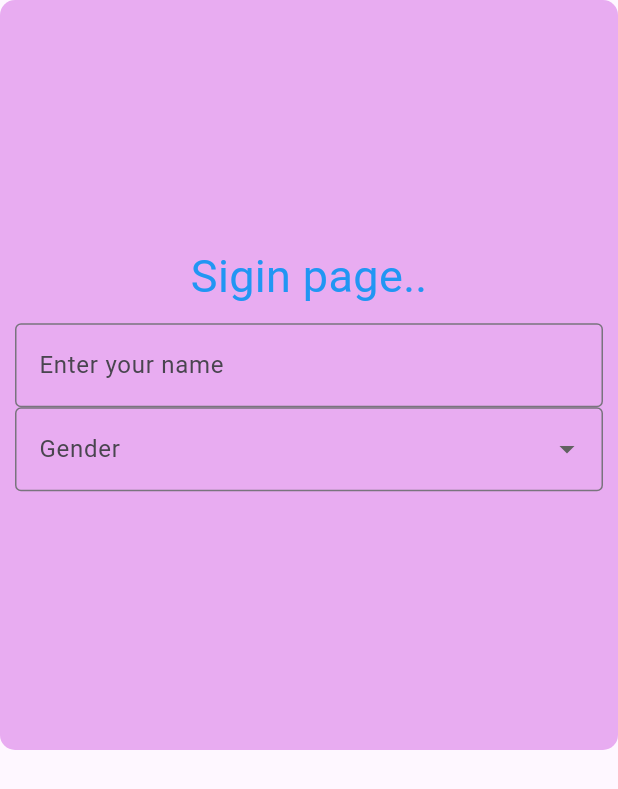
After one commit to Rajeshjoesph/Flutter_sample_project, a Flutter app: the screen it shows after launch, after a tap on "Sales Report", on a phone screen of 412 x 824 dp. The commit adds this screen. Shown: the top 789 px of the screen. Run offline on Flutter 3.47's test engine with Material 3 defaults, Android fonts, the phone set to English and light mode, and no system bars; our stand-ins replace fl_chart.

Commit message:
feat: add sign up page

```diff
--- a/lib/main.dart
+++ b/lib/main.dart
@@ -9,6 +9,7 @@ import 'homePage.dart';
 import 'aboutPage.dart';
 import 'contactPage.dart';
 import 'navbar.dart';
+import 'widget/signUp_page.dart';
 
 void main() {
   runApp(MyApp());
@@ -24,6 +25,7 @@ class MyApp extends StatelessWidget {
         "/": (context) => HomePage(),
         "/about": (context) => AboutPage(),
         "/contact": (context) => UserFormPage(),
+        "/SiginUpPage": (context) => SiginUpPage()
       },
       debugShowCheckedModeBanner: false,
     );
--- a/lib/widget/side_bar.dart
+++ b/lib/widget/side_bar.dart
@@ -58,7 +58,7 @@ class SideBar extends StatelessWidget {
                   fontSize: 18,
                 )),
             onTap: () => {
-              Navigator.pushReplacementNamed(context, '/contact'),
+              Navigator.pushNamed(context, '/contact'),
             },
           ),
           SizedBox(height: 10),
@@ -86,6 +86,7 @@ class SideBar extends StatelessWidget {
               ),
             ),
             onTap: () => {
+              Navigator.pushNamed(context, '/SiginUpPage')
               // Add your settings navigation logic here
             },
           ),
--- /dev/null
+++ b/lib/widget/signUp_page.dart
@@ -0,0 +1,73 @@
+import 'package:flutter/material.dart';
+
+class SiginUpPage extends StatefulWidget {
+  @override
+  _RegistrationFormState createState() => _RegistrationFormState();
+}
+
+class _RegistrationFormState extends State<SiginUpPage> {
+  final _formKey = GlobalKey<FormState>();
+  final TextEditingController dobControllor = TextEditingController();
+
+  String? gender;
+  DateTime? selectedDate;
+  bool obscurePassword = true;
+  bool obscureConfirmPassword = true;
+
+  @override
+  Widget build(BuildContext context) {
+    return Scaffold(
+      body: Container(
+        child: Row(
+          children: [
+            Expanded(
+                child: Container(
+                    width: 50,
+                    height: 500,
+                    decoration: BoxDecoration(
+                      color: Color(0xFFE8ACF1),
+                      borderRadius: BorderRadius.circular(10),
+                    ),
+                    child: Column(
+                      mainAxisAlignment: MainAxisAlignment.center,
+                      children: [
+                        Text(
+                          "Sigin page..",
+                          style: TextStyle(fontSize: 30, color: Colors.blue),
+                        ),
+                        Container(
+                            margin: EdgeInsets.all(10),
+                            child: Form(
+                              child: Column(children: [
+                                TextFormField(
+                                  decoration: InputDecoration(
+                                    labelText: "Enter your name",
+                                    border: const OutlineInputBorder(),
+                                  ),
+                                ),
+                                DropdownButtonFormField<String>(
+                                  decoration: InputDecoration(
+                                    labelText: "Gender",
+                                    border: const OutlineInputBorder(),
+                                  ),
+                                  value: gender,
+                                  items: ["Male", "Female", "Others"]
+                                      .map((e) => DropdownMenuItem(
+                                          value: e, child: Text(e)))
+                                      .toList(),
+                                  onChanged: (value) =>
+                                      setState(() => gender = value),
+                                  validator: (value) => value == null
+                                      ? "Please select gender"
+                                      : null,
+                                ),
+                              ]),
+                            ))
+                      ],
+                    )))
+          ],
+        ),
+      ),
+    );
+  }
+}
```
